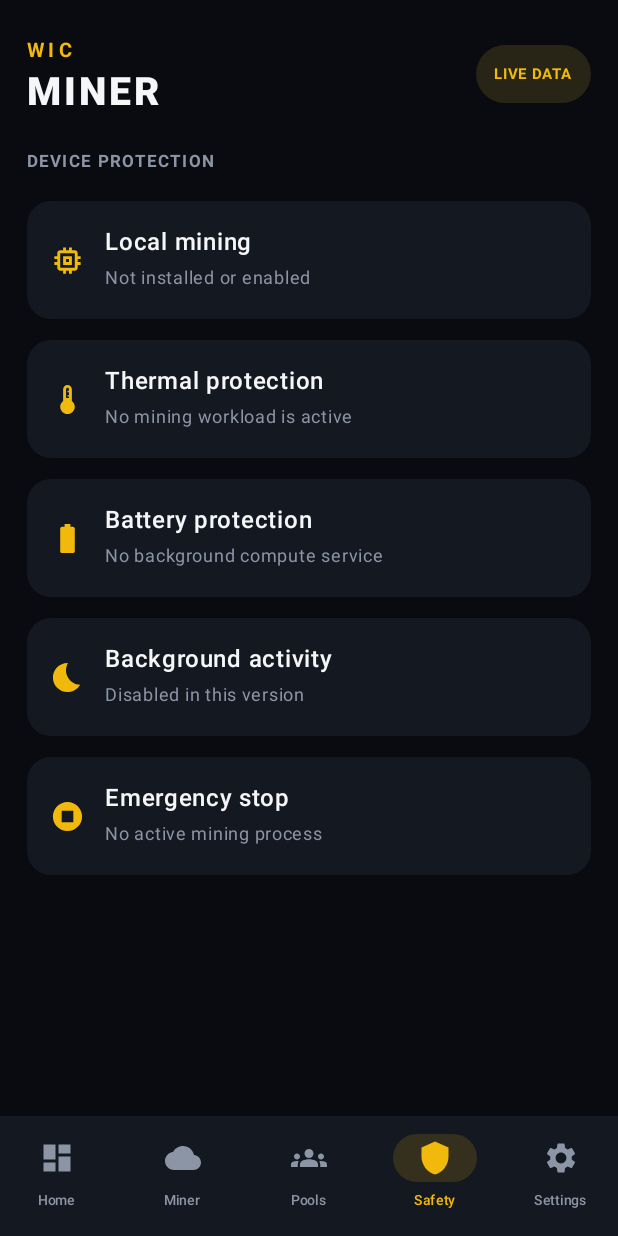
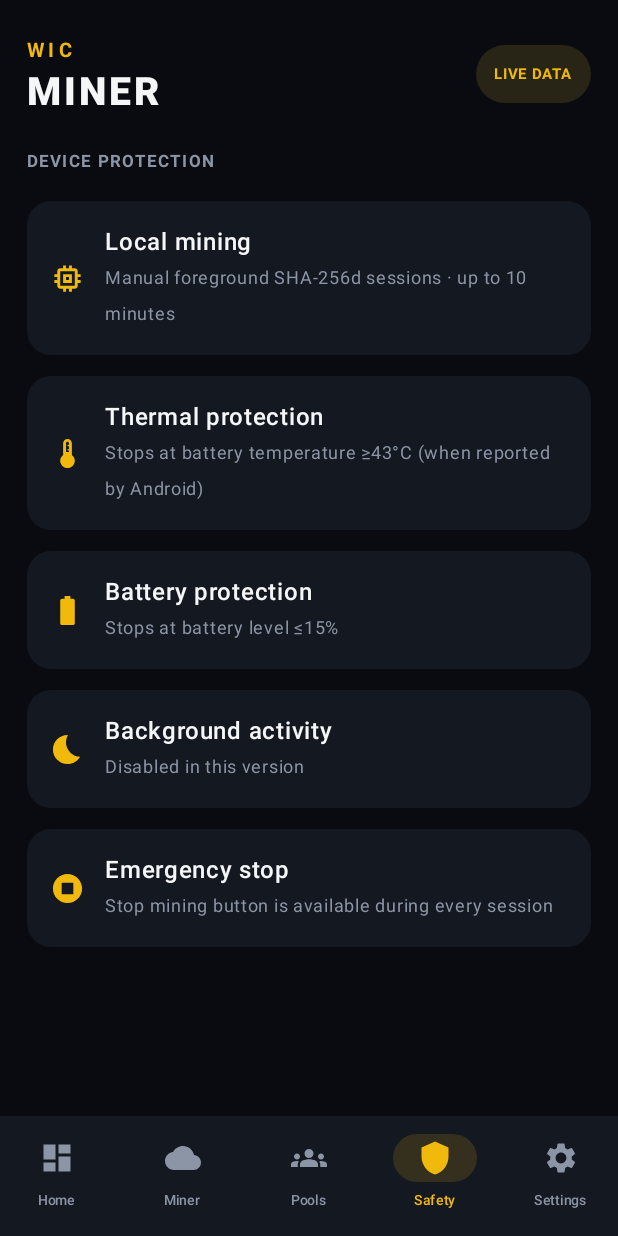
Before and after one commit to rouaissiaymen22-create/WIC-MINER, an Android app built with Jetpack Compose: the screen it shows after launch (MainActivity), item 4 of the bottom bar chosen, on a phone screen of 412 x 824 dp. Run offline under Robolectric (Android 15) with nearby library versions, the phone set to English and light mode, and no system bars.

Commit message:
Update safety screen for manual mining sessions

```diff
--- a/app/src/main/java/com/wicminer/app/MainActivity.kt
+++ b/app/src/main/java/com/wicminer/app/MainActivity.kt
@@ -206,11 +206,11 @@ fun WicMinerApp() {
                     }
                     3 -> {
                         item { SectionTitle("DEVICE PROTECTION") }
-                        item { SafetyRow("Local mining", "Not installed or enabled", Icons.Default.Memory) }
-                        item { SafetyRow("Thermal protection", "No mining workload is active", Icons.Default.Thermostat) }
-                        item { SafetyRow("Battery protection", "No background compute service", Icons.Default.BatteryFull) }
+                        item { SafetyRow("Local mining", "Manual foreground SHA-256d sessions · up to 10 minutes", Icons.Default.Memory) }
+                        item { SafetyRow("Thermal protection", "Stops at battery temperature ≥43°C (when reported by Android)", Icons.Default.Thermostat) }
+                        item { SafetyRow("Battery protection", "Stops at battery level ≤15%", Icons.Default.BatteryFull) }
                         item { SafetyRow("Background activity", "Disabled in this version", Icons.Default.Bedtime) }
-                        item { SafetyRow("Emergency stop", "No active mining process", Icons.Default.StopCircle) }
+                        item { SafetyRow("Emergency stop", "Stop mining button is available during every session", Icons.Default.StopCircle) }
                     }
                     else -> {
                         item { SectionTitle("APP SETTINGS · SECURITY") }
```
